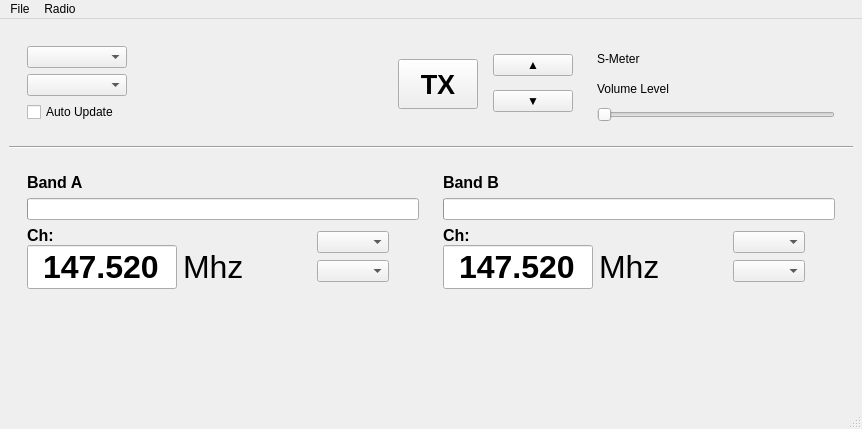
Old version of the form UI/windows/main_window.ui in the repository xbenkozx/D75-CAT-Control.
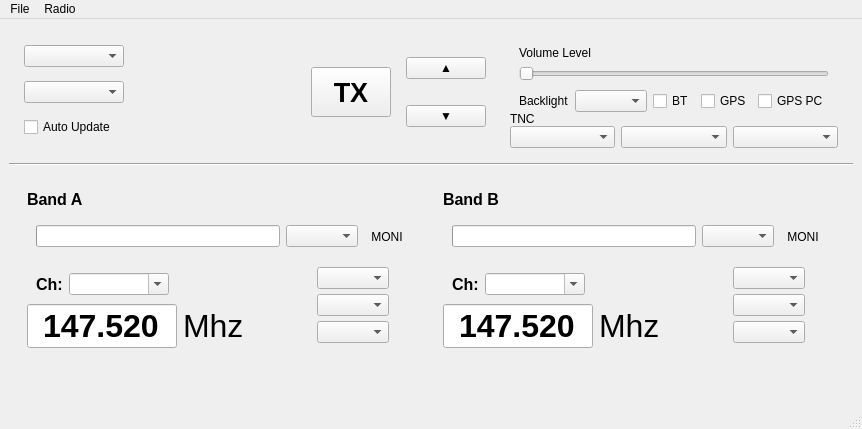
New version of the form.

Commit message: Added Backlight, BT, GPS, Squelch, Monitor, and Power Controls

```diff
--- a/UI/windows/main_window.ui
+++ b/UI/windows/main_window.ui
@@ -24,6 +24,18 @@
     <item>
      <widget class="QWidget" name="widget_7" native="true">
       <layout class="QHBoxLayout" name="horizontalLayout_3">
+       <property name="leftMargin">
+        <number>6</number>
+       </property>
+       <property name="topMargin">
+        <number>0</number>
+       </property>
+       <property name="rightMargin">
+        <number>6</number>
+       </property>
+       <property name="bottomMargin">
+        <number>0</number>
+       </property>
        <item>
         <widget class="QWidget" name="widget_10" native="true">
          <layout class="QVBoxLayout" name="verticalLayout_8">
@@ -127,15 +139,14 @@
         </widget>
        </item>
        <item>
+        <widget class="QWidget" name="widget_4" native="true">
+         <layout class="QVBoxLayout" name="verticalLayout_3">
+          <property name="spacing">
+           <number>0</number>
+          </property>
+          <item>
         <widget class="QWidget" name="widget_8" native="true">
          <layout class="QVBoxLayout" name="verticalLayout_6">
-          <item>
-           <widget class="QLabel" name="label_2">
-            <property name="text">
-             <string>S-Meter</string>
-            </property>
-           </widget>
-          </item>
           <item>
            <widget class="QLabel" name="label">
             <property name="text">
@@ -152,8 +163,107 @@
              <number>193</number>
             </property>
             <property name="orientation">
-             <enum>Qt::Horizontal</enum>
-            </property>
+                <enum>Qt::Orientation::Horizontal</enum>
+               </property>
+              </widget>
+             </item>
+            </layout>
+           </widget>
+          </item>
+          <item alignment="">
+           <widget class="QWidget" name="widget_5" native="true">
+            <layout class="QHBoxLayout" name="horizontalLayout_10">
+             <property name="topMargin">
+              <number>0</number>
+             </property>
+             <property name="bottomMargin">
+              <number>0</number>
+             </property>
+             <item>
+              <widget class="QLabel" name="label_3">
+               <property name="text">
+                <string>Backlight</string>
+               </property>
+              </widget>
+             </item>
+             <item>
+              <widget class="QComboBox" name="backlightCbx">
+               <property name="currentText">
+                <string/>
+               </property>
+               <property name="placeholderText">
+                <string>Off</string>
+               </property>
+              </widget>
+             </item>
+             <item>
+              <widget class="QCheckBox" name="btEnabledChbx">
+               <property name="text">
+                <string>BT</string>
+               </property>
+              </widget>
+             </item>
+             <item>
+              <widget class="QCheckBox" name="gpsEnabledChbx">
+               <property name="text">
+                <string>GPS</string>
+               </property>
+              </widget>
+             </item>
+             <item>
+              <widget class="QCheckBox" name="gpsPcOutChbx">
+               <property name="text">
+                <string>GPS PC</string>
+               </property>
+              </widget>
+             </item>
+            </layout>
+           </widget>
+          </item>
+          <item>
+           <widget class="QLabel" name="label_2">
+            <property name="text">
+             <string>TNC</string>
+            </property>
+           </widget>
+          </item>
+          <item>
+           <widget class="QWidget" name="widget_6" native="true">
+            <layout class="QHBoxLayout" name="horizontalLayout_11">
+             <property name="leftMargin">
+              <number>0</number>
+             </property>
+             <property name="topMargin">
+              <number>0</number>
+             </property>
+             <property name="rightMargin">
+              <number>0</number>
+             </property>
+             <property name="bottomMargin">
+              <number>0</number>
+             </property>
+             <item>
+              <widget class="QComboBox" name="tncModeCbx">
+               <property name="placeholderText">
+                <string>Off</string>
+               </property>
+              </widget>
+             </item>
+             <item>
+              <widget class="QComboBox" name="tncBandCbx">
+               <property name="placeholderText">
+                <string>Band A</string>
+               </property>
+              </widget>
+             </item>
+             <item>
+              <widget class="QComboBox" name="beaconCbx">
+               <property name="placeholderText">
+                <string>Manual</string>
+               </property>
+              </widget>
+             </item>
+            </layout>
            </widget>
           </item>
          </layout>
@@ -189,6 +299,9 @@
            </widget>
           </item>
           <item>
+           <widget class="QWidget" name="widget_3" native="true">
+            <layout class="QHBoxLayout" name="horizontalLayout_9">
+             <item>
            <widget class="QProgressBar" name="bandAMeter">
             <property name="minimumSize">
              <size>
@@ -217,6 +330,31 @@
            </widget>
           </item>
           <item>
+              <widget class="QComboBox" name="bandASquelchCbx"/>
+             </item>
+             <item>
+              <widget class="QToolButton" name="bandAMonitorBtn">
+               <property name="minimumSize">
+                <size>
+                 <width>25</width>
+                 <height>25</height>
+                </size>
+               </property>
+               <property name="text">
+                <string>MONI</string>
+               </property>
+               <property name="toolButtonStyle">
+                <enum>Qt::ToolButtonStyle::ToolButtonTextOnly</enum>
+               </property>
+               <property name="autoRaise">
+                <bool>true</bool>
+               </property>
+              </widget>
+             </item>
+            </layout>
+           </widget>
+          </item>
+          <item>
            <widget class="QWidget" name="widget_21" native="true">
             <layout class="QHBoxLayout" name="horizontalLayout_6">
              <property name="leftMargin">
@@ -250,6 +388,9 @@
                  <number>0</number>
                 </property>
                 <item>
+                 <widget class="QWidget" name="widget" native="true">
+                  <layout class="QHBoxLayout" name="horizontalLayout">
+                   <item>
                  <widget class="QLabel" name="bandAChannelLbl">
                   <property name="maximumSize">
                    <size>
@@ -269,6 +410,35 @@
                  </widget>
                 </item>
                 <item>
+                    <widget class="QComboBox" name="bandAChannelCbx">
+                     <property name="minimumSize">
+                      <size>
+                       <width>100</width>
+                       <height>0</height>
+                      </size>
+                     </property>
+                     <property name="editable">
+                      <bool>true</bool>
+                     </property>
+                    </widget>
+                   </item>
+                   <item>
+                    <spacer name="horizontalSpacer">
+                     <property name="orientation">
+                      <enum>Qt::Orientation::Horizontal</enum>
+                     </property>
+                     <property name="sizeHint" stdset="0">
+                      <size>
+                       <width>40</width>
+                       <height>20</height>
+                      </size>
+                     </property>
+                    </spacer>
+                   </item>
+                  </layout>
+                 </widget>
+                </item>
+                <item>
                  <widget class="QWidget" name="widget_23" native="true">
                   <property name="minimumSize">
                    <size>
@@ -362,6 +532,13 @@
                 <property name="bottomMargin">
                  <number>0</number>
                 </property>
+                <item>
+                 <widget class="QComboBox" name="bandAPwrCbx">
+                  <property name="placeholderText">
+                   <string>EL</string>
+                  </property>
+                 </widget>
+                </item>
                 <item>
                  <widget class="QComboBox" name="bandAMemoryModeCbx">
                   <property name="currentText">
@@ -431,6 +608,9 @@
            </widget>
           </item>
           <item>
+           <widget class="QWidget" name="widget_9" native="true">
+            <layout class="QHBoxLayout" name="horizontalLayout_12">
+             <item>
            <widget class="QProgressBar" name="bandBMeter">
             <property name="minimumSize">
              <size>
@@ -450,6 +630,31 @@
            </widget>
           </item>
           <item>
+              <widget class="QComboBox" name="bandBSquelchCbx"/>
+             </item>
+             <item>
+              <widget class="QToolButton" name="bandBMonitorBtn">
+               <property name="minimumSize">
+                <size>
+                 <width>25</width>
+                 <height>25</height>
+                </size>
+               </property>
+               <property name="text">
+                <string>MONI</string>
+               </property>
+               <property name="toolButtonStyle">
+                <enum>Qt::ToolButtonStyle::ToolButtonTextOnly</enum>
+               </property>
+               <property name="autoRaise">
+                <bool>true</bool>
+               </property>
+              </widget>
+             </item>
+            </layout>
+           </widget>
+          </item>
+          <item>
            <widget class="QWidget" name="widget_14" native="true">
             <layout class="QHBoxLayout" name="horizontalLayout_4">
              <property name="leftMargin">
@@ -483,6 +688,9 @@
                  <number>0</number>
                 </property>
                 <item>
+                 <widget class="QWidget" name="widget_2" native="true">
+                  <layout class="QHBoxLayout" name="horizontalLayout_2">
+                   <item>
                  <widget class="QLabel" name="bandBChannelLbl">
                   <property name="maximumSize">
                    <size>
@@ -502,6 +710,35 @@
                  </widget>
                 </item>
                 <item>
+                    <widget class="QComboBox" name="bandBChannelCbx">
+                     <property name="minimumSize">
+                      <size>
+                       <width>100</width>
+                       <height>0</height>
+                      </size>
+                     </property>
+                     <property name="editable">
+                      <bool>true</bool>
+                     </property>
+                    </widget>
+                   </item>
+                   <item>
+                    <spacer name="horizontalSpacer_3">
+                     <property name="orientation">
+                      <enum>Qt::Orientation::Horizontal</enum>
+                     </property>
+                     <property name="sizeHint" stdset="0">
+                      <size>
+                       <width>40</width>
+                       <height>20</height>
+                      </size>
+                     </property>
+                    </spacer>
+                   </item>
+                  </layout>
+                 </widget>
+                </item>
+                <item>
                  <widget class="QWidget" name="widget_16" native="true">
                   <property name="minimumSize">
                    <size>
@@ -595,6 +832,13 @@
                 <property name="bottomMargin">
                  <number>0</number>
                 </property>
+                <item>
+                 <widget class="QComboBox" name="bandBPwrCbx">
+                  <property name="placeholderText">
+                   <string>EL</string>
+                  </property>
+                 </widget>
+                </item>
                 <item>
                  <widget class="QComboBox" name="bandBMemoryModeCbx">
                   <property name="currentText">
```
Left out of the diff: 22 changed lines with no effect on the pictures. Lines whose indentation alone changed are shown as unchanged. The commit also changes 11 other files.
